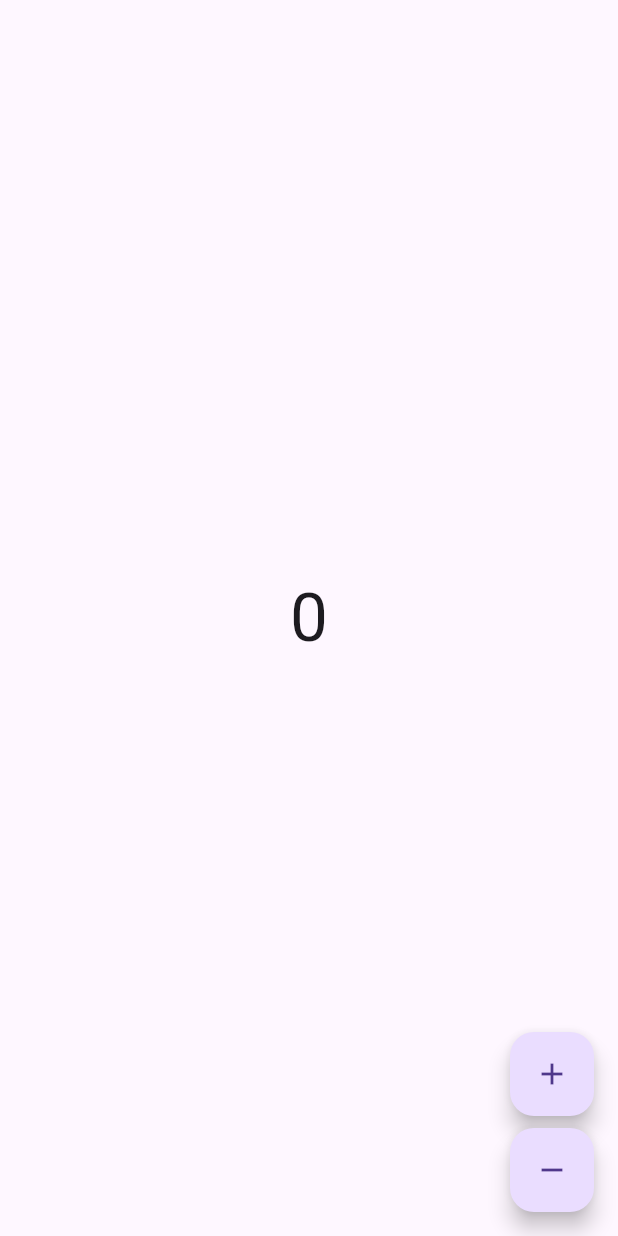
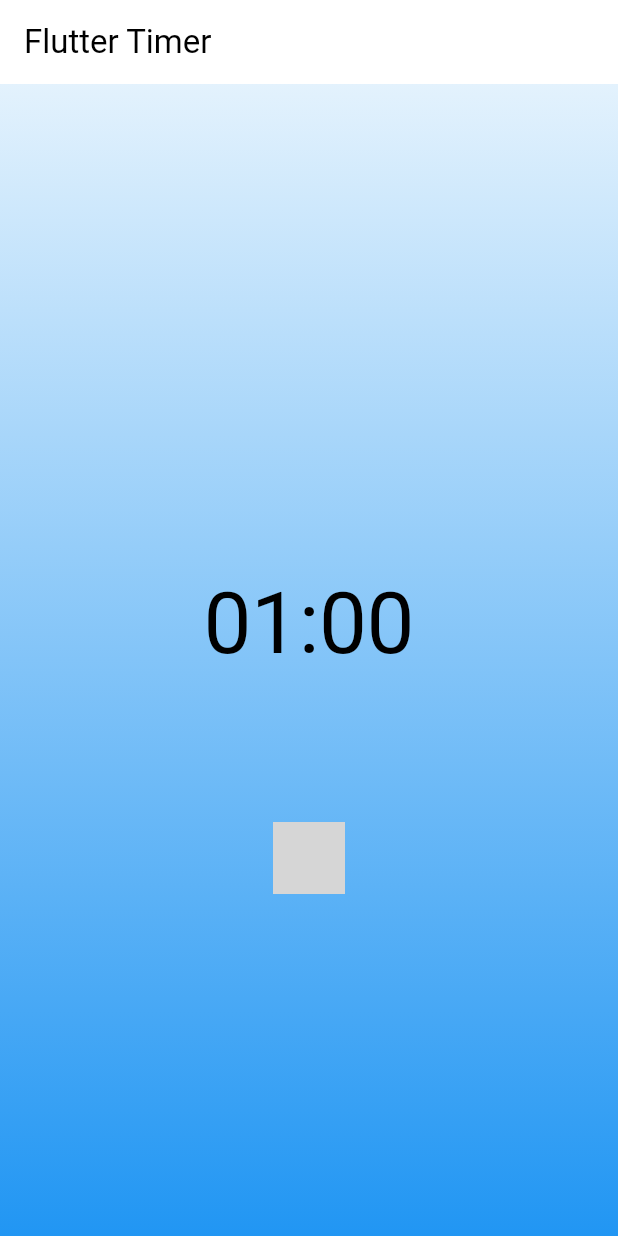
Before and after one commit to ramoRJ96/flutter_learning_journey, a Flutter app: the screen it shows after launch, on a phone screen of 412 x 824 dp. Run offline on Flutter 3.47's test engine with Material 3 defaults, Android fonts, the phone set to English and light mode, and no system bars; our stand-ins replace bloc, equatable, flutter_bloc; statements that could not run were skipped; grey boxes are pictures that could not be loaded.

Commit message:
add timer using BLoC

```diff
--- /dev/null
+++ b/lib/bloc_state_management/flutter_timer/timer.dart
@@ -0,0 +1,2 @@
+export 'bloc/timer_bloc.dart';
+export 'view/timer_page.dart';
--- /dev/null
+++ b/lib/bloc_state_management/flutter_timer/timer_app.dart
@@ -0,0 +1,20 @@
+import 'package:flutter/material.dart';
+
+import 'view/timer_page.dart';
+
+class App extends StatelessWidget {
+  const App({super.key});
+
+  @override
+  Widget build(BuildContext context) {
+    return MaterialApp(
+      title: 'Flutter Timer',
+      theme: ThemeData(
+        colorScheme: const ColorScheme.light(
+          primary: Color.fromRGBO(72, 74, 126, 1),
+        ),
+      ),
+      home: const TimerPage(),
+    );
+  }
+}
--- /dev/null
+++ b/lib/bloc_state_management/flutter_timer/view/timer_page.dart
@@ -0,0 +1,135 @@
+import 'package:flutter/material.dart';
+import 'package:flutter_bloc/flutter_bloc.dart';
+
+import '../bloc/timer_bloc.dart';
+import '../ticker.dart';
+
+class TimerPage extends StatelessWidget {
+  const TimerPage({super.key});
+  @override
+  Widget build(BuildContext context) {
+    return BlocProvider(
+      create: (_) => TimerBloc(ticker: Ticker()),
+      child: const TimerView(),
+    );
+  }
+}
+
+class TimerView extends StatelessWidget {
+  const TimerView({super.key});
+  @override
+  Widget build(BuildContext context) {
+    return Scaffold(
+      appBar: AppBar(title: const Text('Flutter Timer')),
+      body: Stack(
+        children: [
+          const Background(),
+          Column(
+            mainAxisAlignment: MainAxisAlignment.center,
+            crossAxisAlignment: CrossAxisAlignment.center,
+            children: const <Widget>[
+              Padding(
+                padding: EdgeInsets.symmetric(vertical: 100.0),
+                child: Center(child: TimerText()),
+              ),
+              Actions(),
+            ],
+          ),
+        ],
+      ),
+    );
+  }
+}
+
+class TimerText extends StatelessWidget {
+  const TimerText({super.key});
+  @override
+  Widget build(BuildContext context) {
+    final duration = context.select((TimerBloc bloc) => bloc.state.duration);
+    final minutesStr =
+        ((duration / 60) % 60).floor().toString().padLeft(2, '0');
+    final secondsStr = (duration % 60).floor().toString().padLeft(2, '0');
+    return Text(
+      '$minutesStr:$secondsStr',
+      style: Theme.of(context).textTheme.displayLarge,
+    );
+  }
+}
+
+class Actions extends StatelessWidget {
+  const Actions({super.key});
+
+  @override
+  Widget build(BuildContext context) {
+    return BlocBuilder<TimerBloc, TimerState>(
+      buildWhen: (prev, state) => prev.runtimeType != state.runtimeType,
+      builder: (context, state) {
+        return Row(
+          mainAxisAlignment: MainAxisAlignment.spaceEvenly,
+          children: [
+            ...switch (state) {
+              TimerInitial() => [
+                  FloatingActionButton(
+                    child: const Icon(Icons.play_arrow),
+                    onPressed: () => context
+                        .read<TimerBloc>()
+                        .add(TimerStarted(state.duration)),
+                  ),
+                ],
+              TimerRunInProgress() => [
+                  FloatingActionButton(
+                    child: const Icon(Icons.pause),
+                    onPressed: () =>
+                        context.read<TimerBloc>().add(const TimerPaused()),
+                  ),
+                  FloatingActionButton(
+                    child: const Icon(Icons.replay),
+                    onPressed: () =>
+                        context.read<TimerBloc>().add(const TimerReset()),
+                  ),
+                ],
+              TimerRunPause() => [
+                  FloatingActionButton(
+                    child: const Icon(Icons.play_arrow),
+                    onPressed: () =>
+                        context.read<TimerBloc>().add(const TimerResumed()),
+                  ),
+                  FloatingActionButton(
+                    child: const Icon(Icons.replay),
+                    onPressed: () =>
+                        context.read<TimerBloc>().add(const TimerReset()),
+                  ),
+                ],
+              TimerRunCompleted() => [
+                  FloatingActionButton(
+                    child: const Icon(Icons.replay),
+                    onPressed: () =>
+                        context.read<TimerBloc>().add(const TimerReset()),
+                  ),
+                ]
+            }
+          ],
+        );
+      },
+    );
+  }
+}
+
+class Background extends StatelessWidget {
+  const Background({super.key});
+  @override
+  Widget build(BuildContext context) {
+    return Container(
+      decoration: BoxDecoration(
+        gradient: LinearGradient(
+          begin: Alignment.topCenter,
+          end: Alignment.bottomCenter,
+          colors: [
+            Colors.blue.shade50,
+            Colors.blue.shade500,
+          ],
+        ),
+      ),
+    );
+  }
+}
```
Also changed, not shown: lib/main.dart (+19 -7 lines).
